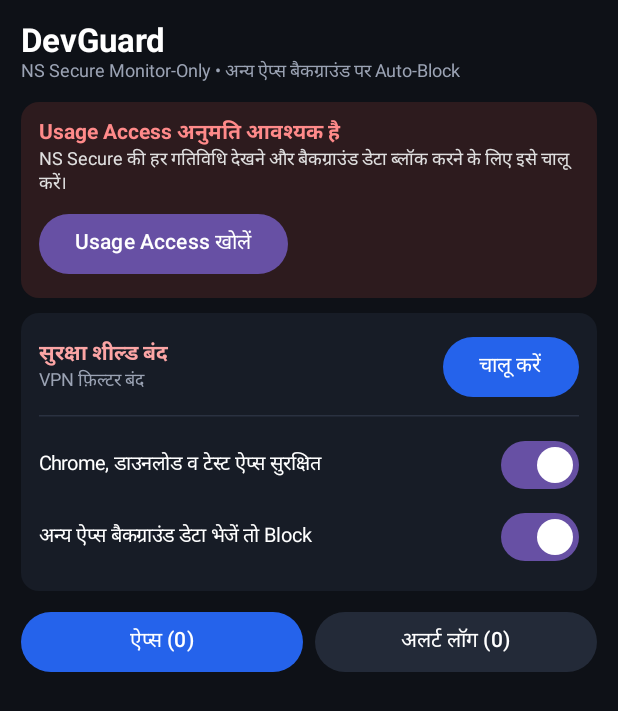
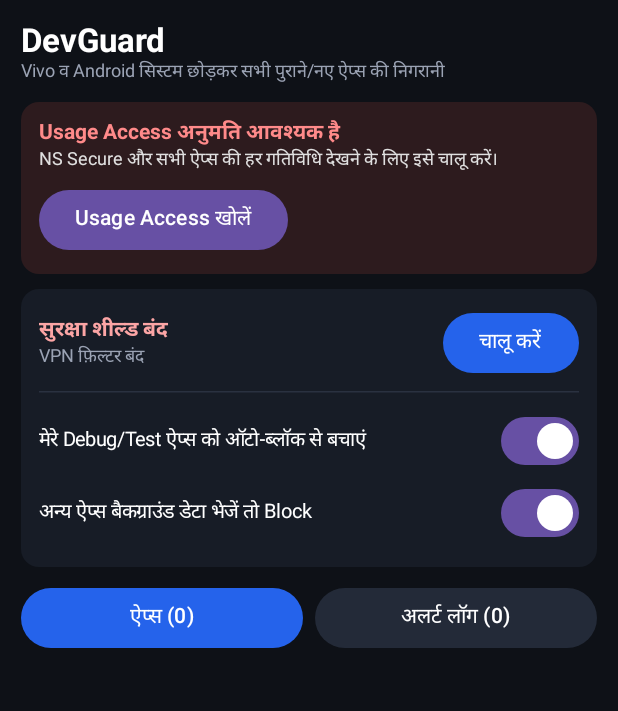
Before and after one commit to mrrjshsahani-cyber/DevGuard, an Android app built with Jetpack Compose: the composable SecurityDashboardScreen called with empty values, on a phone screen of 412 x 824 dp. Shown: the top 711 px of the screen. Run offline under Robolectric (Android 15) with nearby library versions, the phone set to English and light mode, and no system bars.

Commit message:
Update text and categories in SecurityDashboardScreen

```diff
--- a/app/src/main/java/com/devguard/app/ui/SecurityDashboardScreen.kt
+++ b/app/src/main/java/com/devguard/app/ui/SecurityDashboardScreen.kt
@@ -70,7 +70,7 @@ fun SecurityDashboardScreen(
             fontWeight = FontWeight.Bold
         )
         Text(
-            text = "NS Secure Monitor-Only • अन्य ऐप्स बैकग्राउंड पर Auto-Block",
+            text = "Vivo व Android सिस्टम छोड़कर सभी पुराने/नए ऐप्स की निगरानी",
             color = Color(0xFF9BA3B4),
             fontSize = 12.sp
         )
@@ -88,7 +88,7 @@ fun SecurityDashboardScreen(
                         fontWeight = FontWeight.Bold
                     )
                     Text(
-                        text = "NS Secure की हर गतिविधि देखने और बैकग्राउंड डेटा ब्लॉक करने के लिए इसे चालू करें।",
+                        text = "NS Secure और सभी ऐप्स की हर गतिविधि देखने के लिए इसे चालू करें।",
                         color = Color(0xFFE0E0E0),
                         fontSize = 12.sp
                     )
@@ -118,7 +118,7 @@ fun SecurityDashboardScreen(
                             fontWeight = FontWeight.Bold
                         )
                         Text(
-                            text = if (isVpnActive) "VPN फ़िल्टर चालू (Chrome/Dev सुरक्षित)" else "VPN फ़िल्टर बंद",
+                            text = if (isVpnActive) "VPN फ़िल्टर चालू (Chrome सुरक्षित)" else "VPN फ़िल्टर बंद",
                             color = Color(0xFF9BA3B4),
                             fontSize = 12.sp
                         )
@@ -140,7 +140,7 @@ fun SecurityDashboardScreen(
                     horizontalArrangement = Arrangement.SpaceBetween,
                     verticalAlignment = Alignment.CenterVertically
                 ) {
-                    Text("Chrome, डाउनलोड व टेस्ट ऐप्स सुरक्षित", color = Color.White, fontSize = 13.sp)
+                    Text("मेरे Debug/Test ऐप्स को ऑटो-ब्लॉक से बचाएं", color = Color.White, fontSize = 13.sp)
                     Switch(checked = config.devSafeModeEnabled, onCheckedChange = onToggleDevSafe)
                 }
 
@@ -206,16 +206,18 @@ private fun AppPolicyRow(
         TrustCategory.EMI_ADMIN_MONITOR_ONLY -> Color(0xFFFACC15)
         TrustCategory.BLOCKED_BLACKHOLE -> Color(0xFFF87171)
         TrustCategory.WATCHED_DEFAULT -> Color(0xFFCBD5E1)
+        TrustCategory.DEV_TEST_MONITOR -> Color(0xFF38BDF8)
         TrustCategory.TRUSTED_ALLOW -> Color(0xFF4ADE80)
-        TrustCategory.DEV_SAFE_BYPASS -> Color(0xFF38BDF8)
+        TrustCategory.BROWSER_SAFE_ALLOW -> Color(0xFF60A5FA)
     }
 
     val statusText = when (app.category) {
         TrustCategory.EMI_ADMIN_MONITOR_ONLY -> "Monitor-Only (केवल सूचना, ब्लॉक नहीं)"
         TrustCategory.BLOCKED_BLACKHOLE -> "BLOCKED (इंटरनेट बंद)"
         TrustCategory.WATCHED_DEFAULT -> "Watched (बैकग्राउंड डेटा पर ब्लॉक)"
+        TrustCategory.DEV_TEST_MONITOR -> "Dev/Test Monitor (निगरानी चालू)"
         TrustCategory.TRUSTED_ALLOW -> "Trusted (अनुमति प्राप्त)"
-        TrustCategory.DEV_SAFE_BYPASS -> "Dev/Browser Safe (पूर्ण छूट)"
+        TrustCategory.BROWSER_SAFE_ALLOW -> "Browser Safe (सुरक्षित)"
     }
 
     Card(
@@ -239,7 +241,7 @@ private fun AppPolicyRow(
             }
 
             if (app.category != TrustCategory.EMI_ADMIN_MONITOR_ONLY &&
-                app.category != TrustCategory.DEV_SAFE_BYPASS
+                app.category != TrustCategory.BROWSER_SAFE_ALLOW
             ) {
                 Spacer(modifier = Modifier.height(8.dp))
                 Row(horizontalArrangement = Arrangement.spacedBy(8.dp)) {
```
